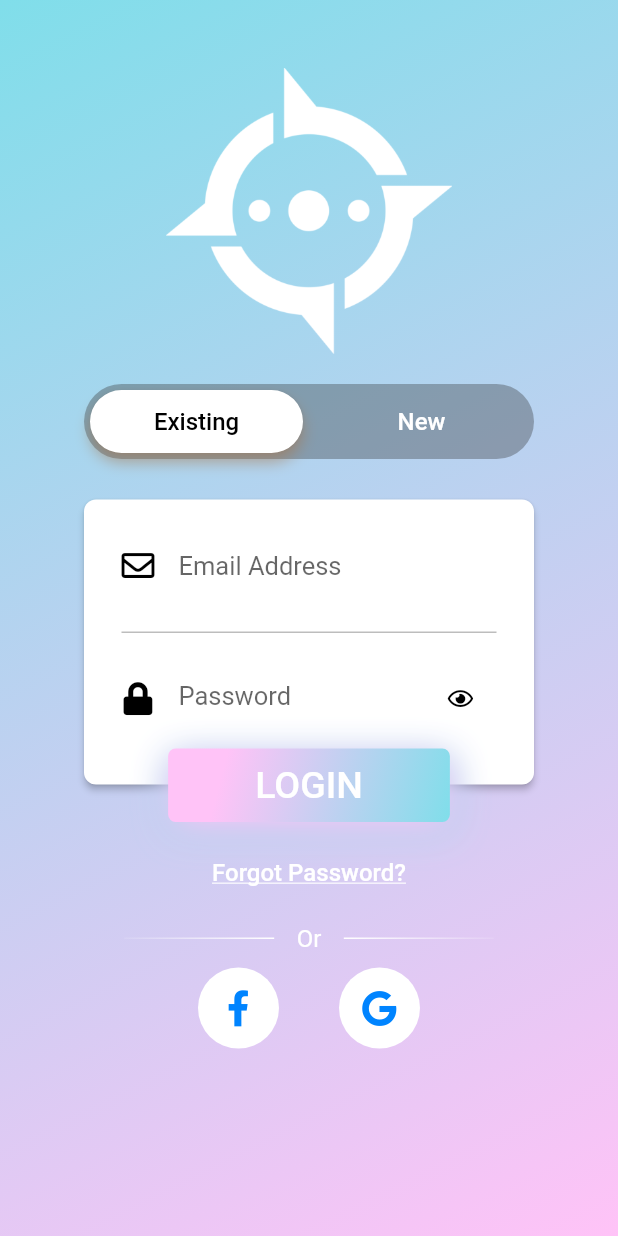
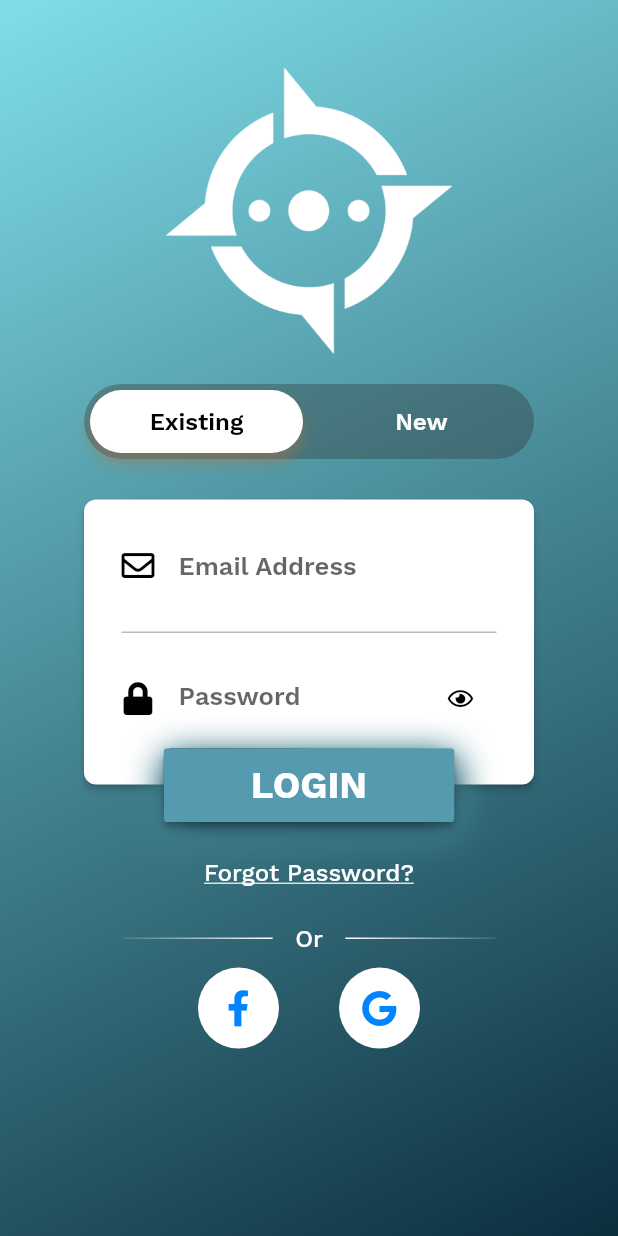
Before and after one commit to hackathoneando/WeTripOut, a Flutter app: the LoginPage screen opened directly, on a phone screen of 412 x 824 dp. Run offline on Flutter 3.47's test engine with Material 2 defaults, Android fonts, the light colour scheme and no system bars; our stand-ins replace font_awesome_flutter; project files that could hold a hidden picture were left out.

Commit message:
Login design implemented

```diff
--- a/UNicode/we_trip_out/lib/main.dart
+++ b/UNicode/we_trip_out/lib/main.dart
@@ -1,5 +1,6 @@
 import 'package:flutter/material.dart';
 import 'package:we_trip_out/ui/home_screen.dart';
+import 'package:we_trip_out/ui/login_screen.dart';
 
 void main() => runApp(MyApp());
 
@@ -12,7 +13,7 @@ class MyApp extends StatelessWidget {
       theme: ThemeData(
         primarySwatch: Colors.blue,
       ),
-      home: new HomeScreen(),
+      home: new LoginPage(),
     );
   }
 }
--- a/UNicode/we_trip_out/lib/style/theme.dart
+++ b/UNicode/we_trip_out/lib/style/theme.dart
@@ -7,7 +7,7 @@ class Colors {
   const Colors();
 
   static const Color loginGradientStart = const Color(0xFF80DEEA);
-  static const Color loginGradientEnd = const Color(0xFFffC3F7);
+  static const Color loginGradientEnd = const Color(0xFF0B2E3D);
 
   static const primaryGradient = const LinearGradient(
     colors: const [loginGradientStart, loginGradientEnd],
--- a/UNicode/we_trip_out/lib/ui/login_screen.dart
+++ b/UNicode/we_trip_out/lib/ui/login_screen.dart
@@ -315,8 +315,7 @@ class _LoginPageState extends State<LoginPage>
                       tileMode: TileMode.clamp),
                 ),
                 child: MaterialButton(
-                    highlightColor: Colors.transparent,
-                    splashColor: Theme.Colors.loginGradientEnd,
+                    color: Color(0xFF559AAF),
                     //shape: RoundedRectangleBorder(borderRadius: BorderRadius.all(Radius.circular(5.0))),
                     child: Padding(
                       padding: const EdgeInsets.symmetric(
@@ -613,8 +612,7 @@ class _LoginPageState extends State<LoginPage>
                       tileMode: TileMode.clamp),
                 ),
                 child: MaterialButton(
-                    highlightColor: Colors.transparent,
-                    splashColor: Theme.Colors.loginGradientEnd,
+                    color: Color(0xFF559AAF),
                     //shape: RoundedRectangleBorder(borderRadius: BorderRadius.all(Radius.circular(5.0))),
                     child: Padding(
                       padding: const EdgeInsets.symmetric(
--- a/UNicode/we_trip_out/pubspec.yaml
+++ b/UNicode/we_trip_out/pubspec.yaml
@@ -54,12 +54,12 @@ flutter:
   fonts:
     - family: WorkSansSemiBold
       fonts:
-        - asset: assets/fonts/Work_Sans/WorkSans-SemiBold.ttf
+        - asset: assets/font/Work_Sans/WorkSans-SemiBold.ttf
 
     - family: WorkSansBold
       fonts:
-        - asset: assets/fonts/Work_Sans/WorkSans-Bold.ttf
+        - asset: assets/font/Work_Sans/WorkSans-Bold.ttf
 
     - family: WorkSansMedium
       fonts:
-        - asset: assets/fonts/Work_Sans/WorkSans-Medium.ttf
+        - asset: assets/font/Work_Sans/WorkSans-Medium.ttf
```
